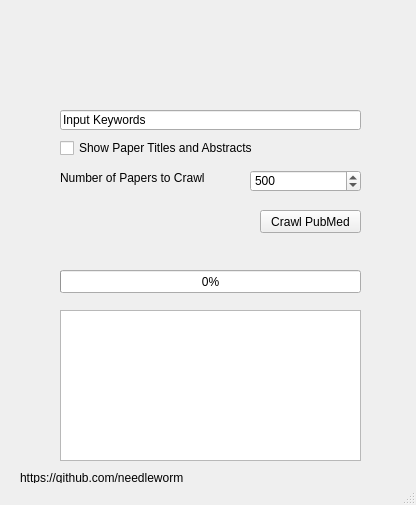
Old version of the form resources/crawler_gui.ui in the repository needleworm/pubmed_crawler.
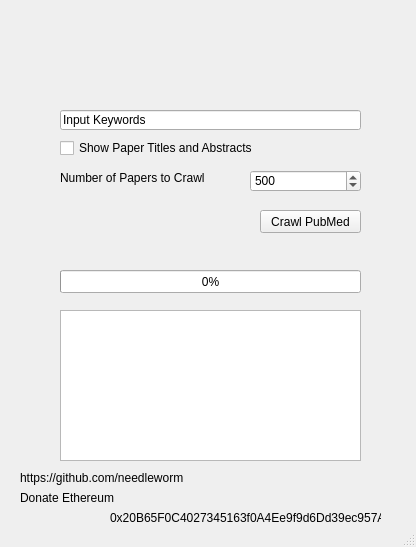
New version of the form. Icons and pictures are not drawn.

Commit message: Build Ready

```diff
--- a/resources/crawler_gui.ui
+++ b/resources/crawler_gui.ui
@@ -7,7 +7,7 @@
     <x>0</x>
     <y>0</y>
     <width>416</width>
-    <height>505</height>
+    <height>547</height>
    </rect>
   </property>
   <property name="font">
@@ -147,6 +147,32 @@
      <string>https://github.com/needleworm</string>
     </property>
    </widget>
+   <widget class="QLabel" name="label_4">
+    <property name="geometry">
+     <rect>
+      <x>20</x>
+      <y>490</y>
+      <width>321</width>
+      <height>16</height>
+     </rect>
+    </property>
+    <property name="text">
+     <string>Donate Ethereum</string>
+    </property>
+   </widget>
+   <widget class="QLabel" name="label_5">
+    <property name="geometry">
+     <rect>
+      <x>110</x>
+      <y>510</y>
+      <width>271</width>
+      <height>16</height>
+     </rect>
+    </property>
+    <property name="text">
+     <string>0x20B65F0C4027345163f0A4Ee9f9d6Dd39ec957A6</string>
+    </property>
+   </widget>
   </widget>
   <widget class="QStatusBar" name="statusbar"/>
  </widget>
```
The commit also changes 1 other file.
